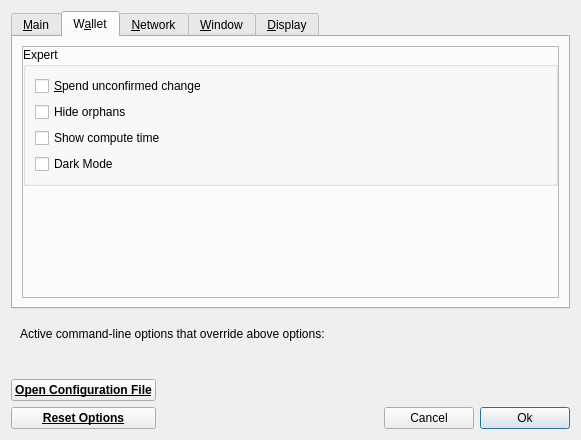
Above: src/qt/forms/optionsdialog.ui from Veil-Project/veil before the change. Below: the same form after it.
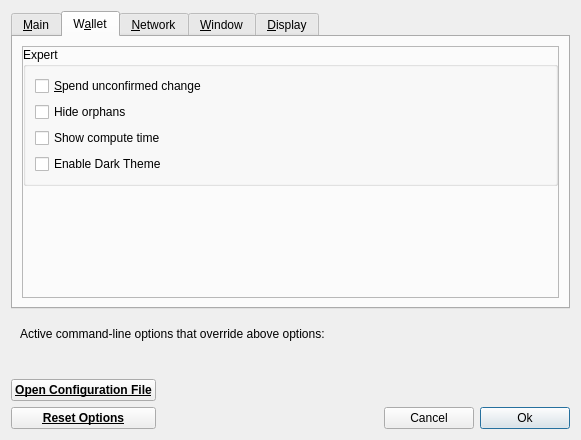
That is the form after the change. Icons and pictures are not drawn. Custom widgets are drawn as their Qt base class.

Commit message: restart warning. drop down background adjustment

Patch:
```diff
--- a/src/qt/forms/optionsdialog.ui
+++ b/src/qt/forms/optionsdialog.ui
@@ -294,7 +294,7 @@
              <item>
               <widget class="QCheckBox" name="applyDarkMode">
                <property name="text">
-                <string>Dark Mode</string>
+                <string>Enable Dark Theme</string>
                </property>
               </widget>
              </item>
```
The commit also changes 2 other files.
